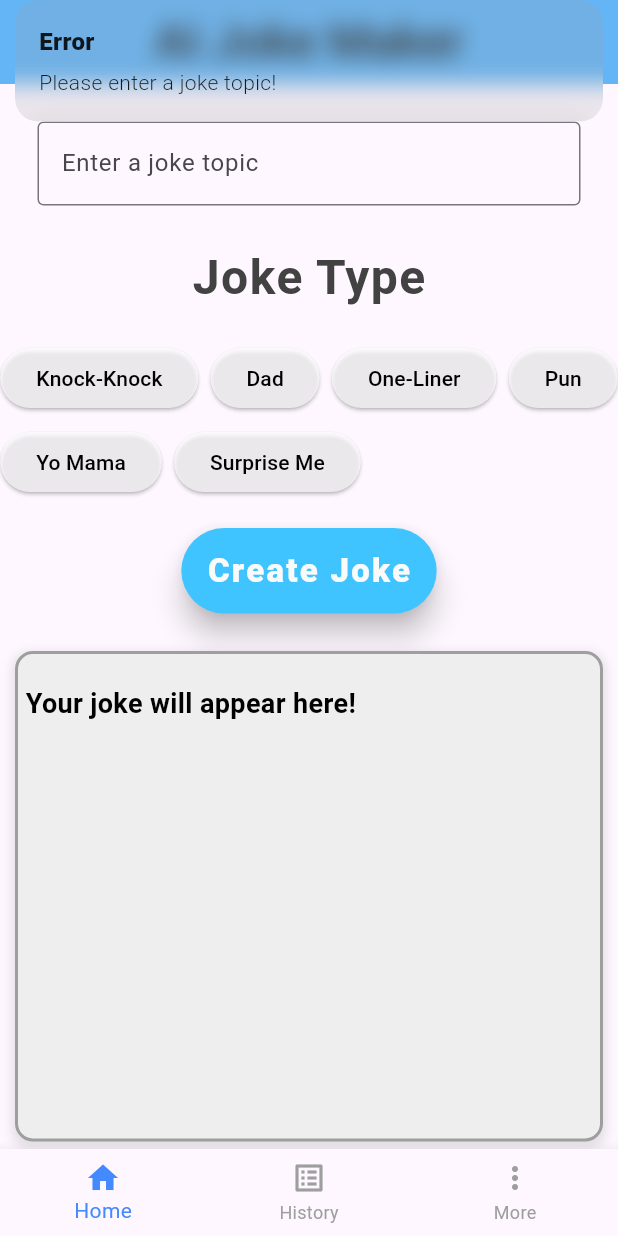
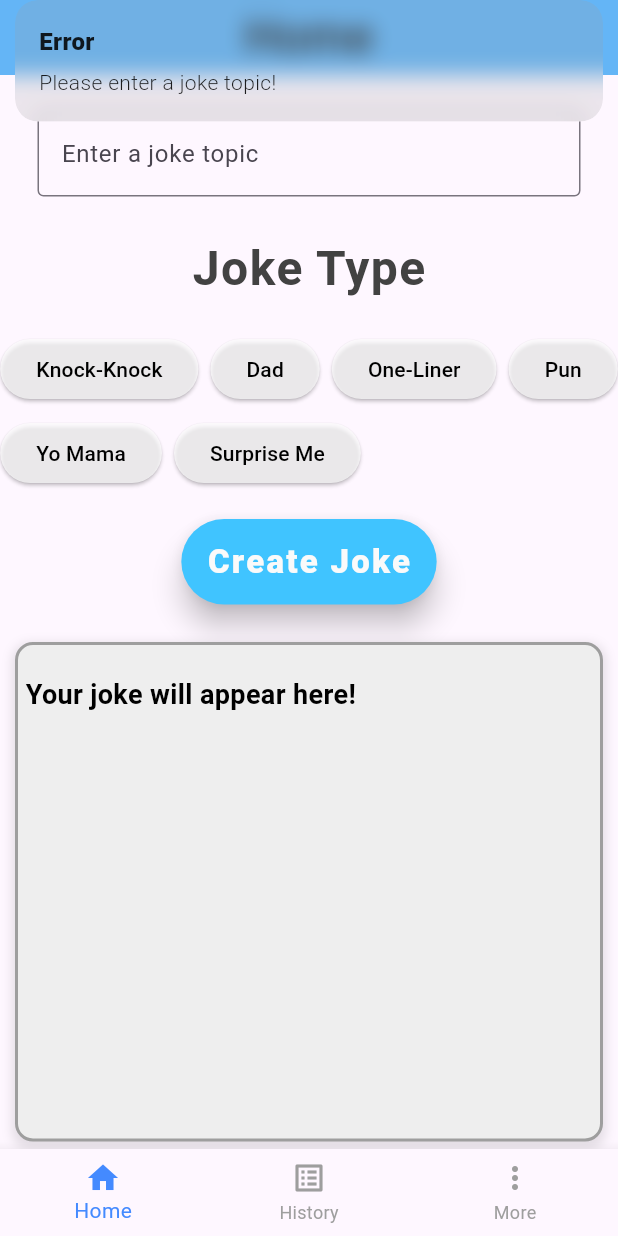
Before and after one commit to hjavery11/ai_joke_app, a Flutter app: the screen it shows after launch, after a tap on "Create Joke", on a phone screen of 412 x 824 dp. Run offline on Flutter 3.47's test engine with Material 3 defaults, Android fonts, the phone set to English and light mode, and no system bars; our stand-ins replace flutter_dotenv, flutter_spinkit, get; missing offline and left inert: dart:ffi, dart_openai.

Commit message:
Big commit. Created controller to handle index and change the app bar and bottom nav bar at the same time. Also implemen ted pages actually being set dynamically based on current tab.

```diff
--- /dev/null
+++ b/lib/bindings/app_binding.dart
@@ -0,0 +1,20 @@
+import 'package:ai_joke/controllers/appbar_controller.dart';
+import 'package:ai_joke/controllers/home_controller.dart';
+import 'package:ai_joke/controllers/home_page_controller.dart';
+import 'package:get/get.dart';
+import 'package:get/get_instance/src/bindings_interface.dart';
+
+import '../controllers/more_controller.dart';
+import '../services/joke_service.dart';
+
+class AppBinding implements Bindings{
+  @override
+  void dependencies() {
+    Get.lazyPut<JokeService>(() => JokeService());
+    Get.lazyPut<HomePageController>(() => HomePageController(Get.find<JokeService>()));
+    Get.lazyPut<AppBarController>(() => AppBarController());
+    Get.lazyPut<HomeController>(() => HomeController());
+    Get.lazyPut<MoreController>(() => MoreController());
+  }
+
+}
--- a/lib/bindings/home_binding.dart
+++ /dev/null
@@ -1,14 +0,0 @@
-import 'package:ai_joke/controllers/home_controller.dart';
-import 'package:get/get.dart';
-import 'package:get/get_instance/src/bindings_interface.dart';
-
-import '../services/joke_service.dart';
-
-class HomeBinding implements Bindings{
-  @override
-  void dependencies() {
-    Get.lazyPut<JokeService>(() => JokeService());
-    Get.lazyPut<HomeController>(() => HomeController(Get.find<JokeService>()));
-  }
-
-}
--- /dev/null
+++ b/lib/controllers/appbar_controller.dart
@@ -0,0 +1,12 @@
+import 'package:flutter/cupertino.dart';
+import 'package:get/get.dart';
+
+import '../views/history_view.dart';
+import '../views/home_page_view.dart';
+
+class AppBarController extends GetxController{
+  RxInt currentTab = 1.obs;
+  RxString currentTitle = 'Home'.obs;
+
+
+  }
--- a/lib/controllers/bottom_navbar_controller.dart
+++ /dev/null
@@ -1,10 +0,0 @@
-import 'package:get/get.dart';
-
-class BottomNavBarController extends GetxController {
-  RxInt selectedTab = 0.obs;
-
-  void changeTab(index) {
-    selectedTab.value = index ;
-  }
-
-}
--- a/lib/controllers/home_controller.dart
+++ b/lib/controllers/home_controller.dart
@@ -1,56 +1,41 @@
-import 'package:ai_joke/services/joke_service.dart';
+import 'package:ai_joke/views/home_page_view.dart';
 import 'package:flutter/cupertino.dart';
-import 'package:flutter/material.dart';
 import 'package:get/get.dart';
 
-class HomeController extends GetxController {
-  late final JokeService jokeService;
-  HomeController(this.jokeService);
+import '../views/history_view.dart';
+import '../views/more_view.dart';
 
+class HomeController extends GetxController{
 
-  //reactive list of joke types
-  RxList<String> jokeTypes = <String>['Knock-Knock','Dad','One-Liner','Pun','Yo Mama','Surprise Me'].obs;
-//reactive variable for selected joke type index
-  RxInt selectedButton = (-1).obs; //initial value -1 indicating no selection
+  RxInt currentIndex = 0.obs;
 
-  var joke = ''.obs;
-  var jokeTopic = ''.obs;
+  void setIndex(index) {
+        currentIndex.value=index;
+    }
 
-  RxBool isLoading = false.obs;
-
-  TextEditingController textController = TextEditingController();
-
-
-
-
-  void enterJokeTopic(){
-    jokeTopic.value = textController.text;
+  Widget getCurrentTab() {
+    switch (currentIndex.value){
+      case 0:
+        return const HomePageView();
+      case 1:
+        return const HistoryView();
+      case 2:
+        return const MoreView();
+      default:
+        return const HomePageView();
+    }
   }
 
-
-  void selectJokeType(int index){
-    selectedButton.value = index;
+  String getCurrentTitle() {
+    switch(currentIndex.value) {
+      case 0:
+        return 'Home';
+      case 1:
+        return 'History';
+      case 2:
+        return 'More';
+      default:
+        return 'Home';
+    }
   }
-
-  Future<void> createJoke() async{
-   String topic = textController.text;
-    if(topic.isEmpty){
-      // Handle no topic entered
-      Get.snackbar("Error", "Please enter a joke topic!");
-      return;
-    }
-    if(selectedButton.value == -1){
-      // Handle no joke type selected
-      Get.snackbar("Error", "Please select a joke type first!");
-      return;
-    }
-    String selectedJokeType = jokeTypes[selectedButton.value];
-
-    isLoading.value = true;
-    joke.value = await jokeService.getJoke(textController.text, selectedJokeType);
-    isLoading.value = false;
-  }
-
-
-
 }
--- /dev/null
+++ b/lib/controllers/home_page_controller.dart
@@ -0,0 +1,56 @@
+import 'package:ai_joke/services/joke_service.dart';
+import 'package:flutter/cupertino.dart';
+import 'package:flutter/material.dart';
+import 'package:get/get.dart';
+
+class HomePageController extends GetxController {
+  late final JokeService jokeService;
+  HomePageController(this.jokeService);
+
+
+  //reactive list of joke types
+  RxList<String> jokeTypes = <String>['Knock-Knock','Dad','One-Liner','Pun','Yo Mama','Surprise Me'].obs;
+//reactive variable for selected joke type index
+  RxInt selectedButton = (-1).obs; //initial value -1 indicating no selection
+
+  var joke = ''.obs;
+  var jokeTopic = ''.obs;
+
+  RxBool isLoading = false.obs;
+
+  TextEditingController textController = TextEditingController();
+
+
+
+
+  void enterJokeTopic(){
+    jokeTopic.value = textController.text;
+  }
+
+
+  void selectJokeType(int index){
+    selectedButton.value = index;
+  }
+
+  Future<void> createJoke() async{
+   String topic = textController.text;
+    if(topic.isEmpty){
+      // Handle no topic entered
+      Get.snackbar("Error", "Please enter a joke topic!");
+      return;
+    }
+    if(selectedButton.value == -1){
+      // Handle no joke type selected
+      Get.snackbar("Error", "Please select a joke type first!");
+      return;
+    }
+    String selectedJokeType = jokeTypes[selectedButton.value];
+
+    isLoading.value = true;
+    joke.value = await jokeService.getJoke(textController.text, selectedJokeType);
+    isLoading.value = false;
+  }
+
+
+
+}
--- /dev/null
+++ b/lib/controllers/more_controller.dart
@@ -0,0 +1,5 @@
+import 'package:get/get.dart';
+
+class MoreController extends GetxController {
+
+}
--- a/lib/main.dart
+++ b/lib/main.dart
@@ -1,10 +1,10 @@
-import 'package:ai_joke/bindings/home_binding.dart';
+import 'package:ai_joke/bindings/app_binding.dart';
 import 'package:ai_joke/views/app_view.dart';
 import 'package:flutter/material.dart';
 import 'package:get/get_navigation/src/root/get_material_app.dart';
 import 'package:get/get_navigation/src/routes/get_route.dart';
 
-import 'views/home_view.dart';
+import 'views/home_page_view.dart';
 import 'package:dart_openai/dart_openai.dart';
 import 'package:flutter_dotenv/flutter_dotenv.dart';
 
--- a/lib/views/app_view.dart
+++ b/lib/views/app_view.dart
@@ -1,10 +1,11 @@
-import 'package:ai_joke/controllers/bottom_navbar_controller.dart';
+
 import 'package:flutter/cupertino.dart';
 import 'package:get/get_navigation/src/root/get_material_app.dart';
 import 'package:get/get_navigation/src/routes/get_route.dart';
 
-import '../bindings/home_binding.dart';
+import '../bindings/app_binding.dart';
 import 'bottom_navbar_view.dart';
+import 'home_page_view.dart';
 import 'home_view.dart';
 
 class MyApp extends StatelessWidget {
@@ -17,8 +18,8 @@ class MyApp extends StatelessWidget {
       getPages: [
         GetPage(
             name: '/',
-            page: () => BottomNavBarView(),
-            binding: HomeBinding()
+            page: () => const HomeView(),
+            binding: AppBinding()
         )
       ],
       debugShowCheckedModeBanner: false,
--- /dev/null
+++ b/lib/views/appbar_view.dart
@@ -0,0 +1,29 @@
+import 'package:ai_joke/controllers/appbar_controller.dart';
+import 'package:ai_joke/controllers/home_controller.dart';
+import 'package:flutter/material.dart';
+import 'package:get/get_state_manager/src/rx_flutter/rx_obx_widget.dart';
+import 'package:get/get_state_manager/src/simple/get_view.dart';
+
+class AppBarView extends GetView<HomeController> implements PreferredSizeWidget{
+  const AppBarView({Key? key}) : super(key: key);
+
+
+  @override
+  Widget build(BuildContext context) {
+    return Obx(() => AppBar(
+        centerTitle: true,
+        backgroundColor: Colors.blue[300],
+        title: Text(controller.getCurrentTitle(),
+          style: TextStyle(
+              fontWeight: FontWeight.w500,
+              fontSize: 32,
+              color: Colors.grey[900]),
+    )
+    ));
+  }
+
+
+  @override
+  // TODO: implement preferredSize
+  Size get preferredSize => const Size.fromHeight(50);
+}
--- a/lib/views/bottom_navbar_view.dart
+++ b/lib/views/bottom_navbar_view.dart
@@ -1,31 +1,18 @@
 import 'package:flutter/material.dart';
 import 'package:get/get.dart';
 
-import '../controllers/bottom_navbar_controller.dart';
+import '../controllers/home_controller.dart';
 import 'history_view.dart';
-import 'home_view.dart';
+import 'home_page_view.dart';
 
-class BottomNavBarView extends StatelessWidget {
-  final BottomNavBarController controller = Get.put(BottomNavBarController());
+class BottomNavBarView extends GetView<HomeController> {
 
 
   @override
   Widget build(BuildContext context) {
-    return Scaffold(
-      body: Obx( () {
-        switch (controller.selectedTab.value) {
-          case 0:
-            return const Home();
-          case 1:
-            return HistoryView();
-          default:
-            return const Home();
-        }
-      }
-      ),
-      bottomNavigationBar: Obx(() => BottomNavigationBar(
-        onTap: controller.changeTab,
-        currentIndex: controller.selectedTab.value,
+    return Obx(() => BottomNavigationBar(
+        onTap: controller.setIndex,
+        currentIndex: controller.currentIndex.value,
         unselectedItemColor: Colors.grey[500],
         selectedItemColor: Colors.blueAccent,
         items: const [
@@ -34,7 +21,6 @@ class BottomNavBarView extends StatelessWidget {
           BottomNavigationBarItem(icon: Icon(Icons.more_vert),label: 'More'),
         ],
 
-    )) ,
-    );
+    ));
   }
 }
--- a/lib/views/history_view.dart
+++ b/lib/views/history_view.dart
@@ -1,13 +1,11 @@
 import 'package:flutter/material.dart';
 import 'package:get/get_state_manager/src/rx_flutter/rx_obx_widget.dart';
+import 'package:get/get_state_manager/src/simple/get_view.dart';
 
 import '../controllers/history_controller.dart';
 
-class HistoryView extends StatelessWidget {
-
-  final HistoryController controller= HistoryController();
-
-  HistoryView({super.key});
+class HistoryView extends GetView<HistoryController> {
+    const HistoryView({super.key});
 
 
   @override
--- /dev/null
+++ b/lib/views/home_page_view.dart
@@ -0,0 +1,154 @@
+import 'dart:convert';
+import 'dart:ffi';
+
+import 'package:ai_joke/controllers/home_page_controller.dart';
+import 'package:ai_joke/services/joke_service.dart';
+import 'package:flutter/material.dart';
+import 'package:flutter_spinkit/flutter_spinkit.dart';
+import 'package:get/get.dart';
+
+import 'package:dart_openai/dart_openai.dart';
+
+import 'appbar_view.dart';
+
+class HomePageView extends GetView<HomePageController> {
+  const HomePageView({super.key});
+
+  @override
+  Widget build(BuildContext context) {
+    return Scaffold(
+      body: Column(
+        children: <Widget>[
+          Padding(
+            padding: const EdgeInsets.all(25.0),
+            child: Obx( () => TextField(
+              decoration: const InputDecoration(
+                labelText: "Enter a joke topic",
+                border: OutlineInputBorder(),
+              ),
+              controller: controller.textController,
+              readOnly:  controller.isLoading.value ? true : false,
+            )),
+          ),
+          Padding(
+            padding: const EdgeInsets.fromLTRB(0, 0, 0, 20),
+            child: Text(
+              'Joke Type',
+              style: TextStyle(
+                fontSize: 32,
+                fontWeight: FontWeight.bold,
+                letterSpacing: 1,
+                color: Colors.grey[800],
+              ),
+            ),
+          ),
+          Obx(
+            () => Wrap(
+              spacing: 8,
+              runSpacing: 8,
+              children: List.generate(controller.jokeTypes.length, (index) {
+                return ElevatedButton(
+                  onPressed: (() {
+                    if(!controller.isLoading.value) {
+                        controller.selectJokeType(index);
+                       FocusScope.of(context).unfocus();
+                    }
+                  }),
+                  style: ElevatedButton.styleFrom(
+                    backgroundColor: controller.selectedButton.toInt() == index
+                        ? Colors.blue
+                        : Colors.white70, // Active or inactive color
+                    foregroundColor: controller.selectedButton.toInt() == index
+                        ? Colors.white
+                        : Colors.black,
+                    //
+                  ),
+                  child: Text(controller.jokeTypes[index]),
+                );
+              }),
+            ),
+          ),
+          Padding(
+            padding: const EdgeInsets.fromLTRB(0, 20, 0, 20),
+            child: Obx( () =>TextButton(
+              style: TextButton.styleFrom(
+                backgroundColor: controller.isLoading.value ? Colors.grey : Colors.lightBlueAccent,
+                foregroundColor: Colors.grey[50],
+                shadowColor: Colors.black,
+                elevation: controller.isLoading.value ? 0:8,
+              ),
+              onPressed: controller.isLoading.value ? null :() async {
+                FocusScope.of(context).unfocus();
+                controller.createJoke();
+              },
+              child: const Padding(
+                padding: EdgeInsets.all(5.0),
+                child: Text(
+                  "Create Joke",
+                  style: TextStyle(
+                    fontSize: 22,
+                    fontWeight: FontWeight.w900,
+                    letterSpacing: 1.5,
+                  ),
+                ),
+              ),
+            ),
+            )
+          ),
+          Expanded(
+            child: Container(
+                width: double.infinity,
+                decoration: BoxDecoration(
+                  color: Colors.grey[200],
+                  // Light grey background to indicate area
+                  border: Border.all(
+                    color: Colors.grey, // Color of the border
+                    width: 2, // Width of the border
+                  ),
+                  borderRadius: BorderRadius.circular(12),
+                  // Rounded corners for a softer look
+                  boxShadow: [
+                    BoxShadow(
+                      color: Colors.black.withOpacity(0.1),
+                      // Shadow color with some transparency
+                      spreadRadius: 2,
+                      // Extent of the shadow spreading beyond the box
+                      blurRadius: 5,
+                      // How blurry the shadow should be
+                      offset: const Offset(
+                          0, 3), // Horizontal, Vertical offset of the shadow
+                    )
+                  ],
+                ),
+                padding: const EdgeInsets.fromLTRB(5, 20, 5, 10),
+                // Padding inside the container
+                margin: const EdgeInsets.symmetric(horizontal: 10, vertical: 5),
+                // Margin around the container, making it a bit more inset
+                //alignment: Alignment.center, // Center the text inside
+                child: Obx(() {
+                  if (controller.isLoading.value) {
+                    return const SpinKitFadingCircle(
+                      color: Colors.blue,
+                      size: 100.0,
+                    );
+                  } else {
+                    return Text(
+                      controller.joke.value.isEmpty
+                          ? "Your joke will appear here!"
+                          : controller.joke.value,
+                      // Displays a placeholder or the joke
+                      style: const TextStyle(
+                        fontSize: 18,
+                        color: Colors.black,
+                        fontWeight: FontWeight.bold,
+                      ),
+                      textAlign: TextAlign.start,
+                    );
+                  }
+                })),
+          )
+        ],
+      ),
+    );
+  }
+}
--- a/lib/views/home_view.dart
+++ b/lib/views/home_view.dart
@@ -1,162 +1,24 @@
-import 'dart:convert';
-import 'dart:ffi';
+import 'package:ai_joke/views/bottom_navbar_view.dart';
+import 'package:flutter/cupertino.dart';
+import 'package:flutter/material.dart';
+import 'package:get/get_state_manager/src/rx_flutter/rx_obx_widget.dart';
+import 'package:get/get_state_manager/src/simple/get_view.dart';
 
-import 'package:ai_joke/controllers/home_controller.dart';
-import 'package:ai_joke/services/joke_service.dart';
-import 'package:flutter/material.dart';
-import 'package:flutter_spinkit/flutter_spinkit.dart';
-import 'package:get/get.dart';
+import '../controllers/appbar_controller.dart';
+import '../controllers/home_controller.dart';
+import 'appbar_view.dart';
 
-import 'package:dart_openai/dart_openai.dart';
+class HomeView extends GetView<HomeController> {
+  const HomeView({super.key});
 
-class Home extends GetView<HomeController> {
-  const Home({super.key});
 
   @override
   Widget build(BuildContext context) {
     return Scaffold(
       resizeToAvoidBottomInset: false,
-      appBar: AppBar(
-        title: Text('AI Joke Maker',
-            style: TextStyle(
-                fontWeight: FontWeight.w500,
-                fontSize: 32,
-                color: Colors.grey[900])),
-        centerTitle: true,
-        backgroundColor: Colors.blue[300],
-      ),
-      body: Column(
-        children: <Widget>[
-          Padding(
-            padding: const EdgeInsets.all(25.0),
-            child: Obx( () => TextField(
-              decoration: const InputDecoration(
-                labelText: "Enter a joke topic",
-                border: OutlineInputBorder(),
-              ),
-              controller: controller.textController,
-              readOnly:  controller.isLoading.value ? true : false,
-            )),
-          ),
-          Padding(
-            padding: const EdgeInsets.fromLTRB(0, 0, 0, 20),
-            child: Text(
-              'Joke Type',
-              style: TextStyle(
-                fontSize: 32,
-                fontWeight: FontWeight.bold,
-                letterSpacing: 1,
-                color: Colors.grey[800],
-              ),
-            ),
-          ),
-          Obx(
-            () => Wrap(
-              spacing: 8,
-              runSpacing: 8,
-              children: List.generate(controller.jokeTypes.length, (index) {
-                return ElevatedButton(
-                  onPressed: (() {
-                    if(!controller.isLoading.value) {
-                        controller.selectJokeType(index);
-                       FocusScope.of(context).unfocus();
-                    }
-                  }),
-                  style: ElevatedButton.styleFrom(
-                    backgroundColor: controller.selectedButton.toInt() == index
-                        ? Colors.blue
-                        : Colors.white70, // Active or inactive color
-                    foregroundColor: controller.selectedButton.toInt() == index
-                        ? Colors.white
-                        : Colors.black,
-                    //
-                  ),
-                  child: Text(controller.jokeTypes[index]),
-                );
-              }),
-            ),
-          ),
-          Padding(
-            padding: const EdgeInsets.fromLTRB(0, 20, 0, 20),
-            child: Obx( () =>TextButton(
-              style: TextButton.styleFrom(
-                backgroundColor: controller.isLoading.value ? Colors.grey : Colors.lightBlueAccent,
-                foregroundColor: Colors.grey[50],
-                shadowColor: Colors.black,
-                elevation: controller.isLoading.value ? 0:8,
-              ),
-              onPressed: controller.isLoading.value ? null :() async {
-                FocusScope.of(context).unfocus();
-                controller.createJoke();
-              },
-              child: const Padding(
-                padding: EdgeInsets.all(5.0),
-                child: Text(
-                  "Create Joke",
-                  style: TextStyle(
-                    fontSize: 22,
-                    fontWeight: FontWeight.w900,
-                    letterSpacing: 1.5,
-                  ),
-                ),
-              ),
-            ),
-            )
-          ),
-          Expanded(
-            child: Container(
-                width: double.infinity,
-                decoration: BoxDecoration(
-                  color: Colors.grey[200],
-                  // Light grey background to indicate area
-                  border: Border.all(
-                    color: Colors.grey, // Color of the border
-                    width: 2, // Width of the border
-                  ),
-                  borderRadius: BorderRadius.circular(12),
-                  // Rounded corners for a softer look
-                  boxShadow: [
-                    BoxShadow(
-                      color: Colors.black.withOpacity(0.1),
-                      // Shadow color with some transparency
-                      spreadRadius: 2,
-                      // Extent of the shadow spreading beyond the box
-                      blurRadius: 5,
-                      // How blurry the shadow should be
-                      offset: const Offset(
-                          0, 3), // Horizontal, Vertical offset of the shadow
-                    )
-                  ],
-                ),
-                padding: const EdgeInsets.fromLTRB(5, 20, 5, 10),
-                // Padding inside the container
-                margin: const EdgeInsets.symmetric(horizontal: 10, vertical: 5),
-                // Margin around the container, making it a bit more inset
-                //alignment: Alignment.center, // Center the text inside
-                child: Obx(() {
-                  if (controller.isLoading.value) {
-                    return const SpinKitFadingCircle(
-                      color: Colors.blue,
-                      size: 100.0,
-                    );
-                  } else {
-                    return Text(
-                      controller.joke.value.isEmpty
-                          ? "Your joke will appear here!"
-                          : controller.joke.value,
-                      // Displays a placeholder or the joke
-                      style: const TextStyle(
-                        fontSize: 18,
-                        color: Colors.black,
-                        fontWeight: FontWeight.bold,
-                      ),
-                      textAlign: TextAlign.start,
-                    );
-                  }
-                })),
-          )
-        ],
-      ),
+      appBar: const AppBarView(),
+      body: Obx(() => controller.getCurrentTab()),
+      bottomNavigationBar: BottomNavBarView(),
     );
   }
 }
--- /dev/null
+++ b/lib/views/more_view.dart
@@ -0,0 +1,16 @@
+import 'package:flutter/cupertino.dart';
+import 'package:flutter/material.dart';
+import 'package:get/get_state_manager/src/simple/get_view.dart';
+
+import '../controllers/more_controller.dart';
+
+class MoreView extends GetView<MoreController> {
+  const MoreView({super.key});
+
+  @override
+  Widget build(BuildContext context) {
+    return const Scaffold(
+      body: Text('More tab')
+    );
+  }
+}
```
